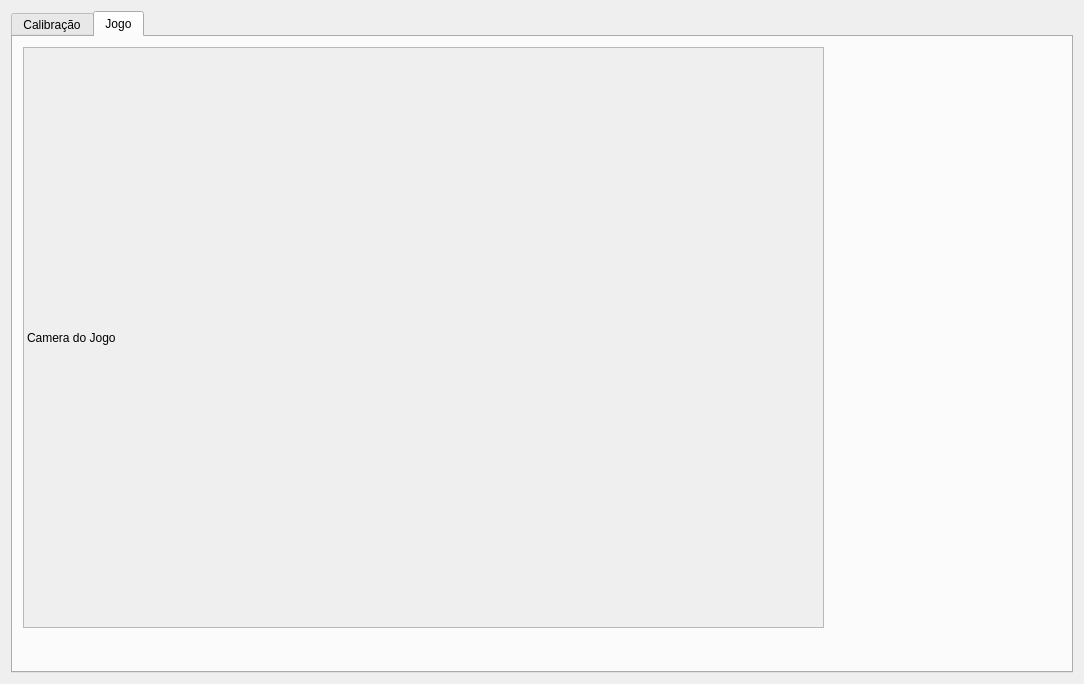
everbgs/calibrabgs, file project/calibra_tcc/principal.ui: the form before one commit.
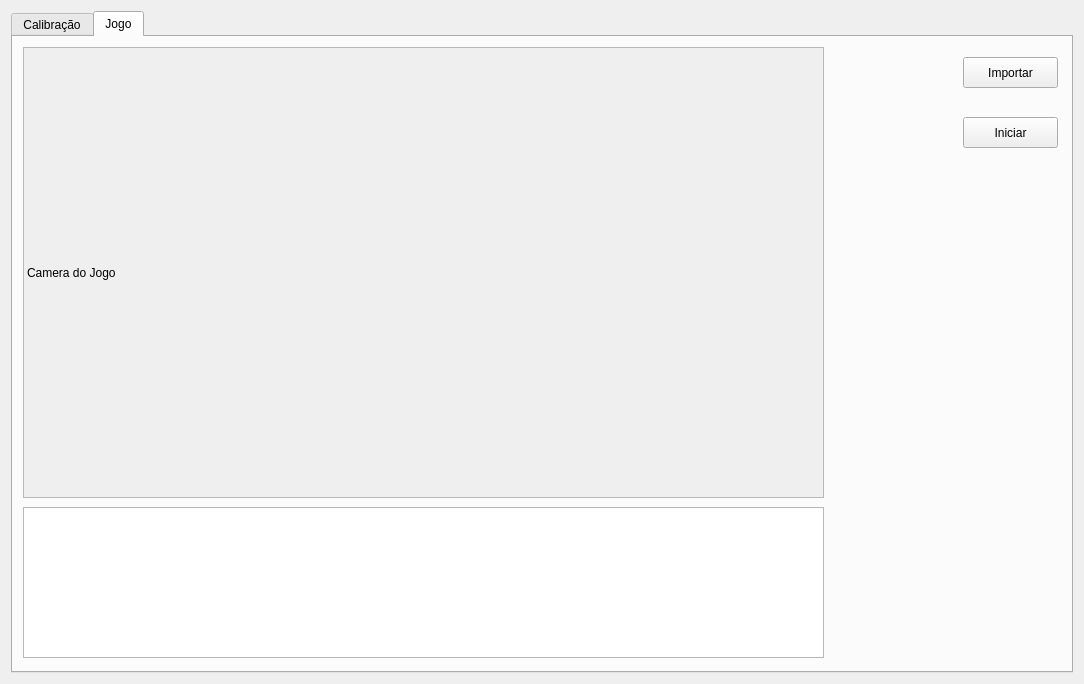
The form after the commit. Custom widgets are drawn as their Qt base class.

The edit to the form file:
```diff
--- a/project/calibra_tcc/principal.ui
+++ b/project/calibra_tcc/principal.ui
@@ -1585,7 +1585,7 @@
          <x>10</x>
          <y>10</y>
          <width>801</width>
-         <height>581</height>
+         <height>451</height>
         </rect>
        </property>
        <property name="autoFillBackground">
@@ -1598,6 +1598,42 @@
         <string>Camera do Jogo</string>
        </property>
       </widget>
+      <widget class="QPushButton" name="pushButton">
+       <property name="geometry">
+        <rect>
+         <x>950</x>
+         <y>20</y>
+         <width>95</width>
+         <height>31</height>
+        </rect>
+       </property>
+       <property name="text">
+        <string>Importar</string>
+       </property>
+      </widget>
+      <widget class="QPushButton" name="pushButton_2">
+       <property name="geometry">
+        <rect>
+         <x>950</x>
+         <y>80</y>
+         <width>95</width>
+         <height>31</height>
+        </rect>
+       </property>
+       <property name="text">
+        <string>Iniciar</string>
+       </property>
+      </widget>
+      <widget class="QPlainTextEdit" name="edCoordenadas">
+       <property name="geometry">
+        <rect>
+         <x>10</x>
+         <y>470</y>
+         <width>801</width>
+         <height>151</height>
+        </rect>
+       </property>
+      </widget>
      </widget>
     </widget>
    </item>
```
